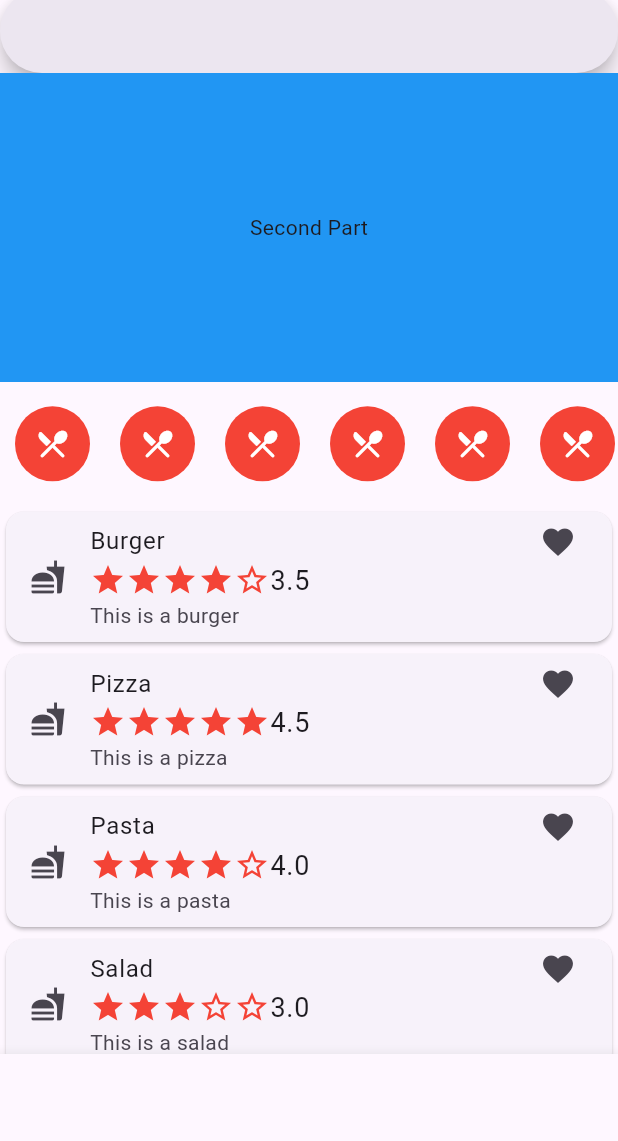
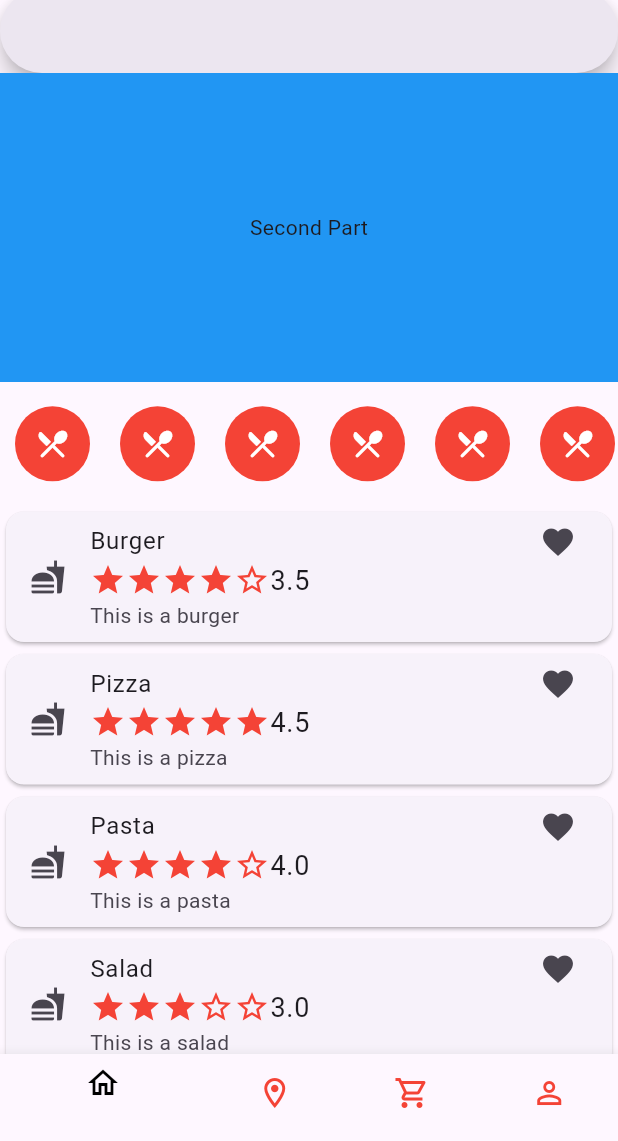
Before and after one commit to PasinduNimesha/hungybusters, a Flutter app: the HomeScreen screen opened directly, on a phone screen of 412 x 824 dp, the part 95-1236 px from its top. Run offline on Flutter 3.47's test engine with Material 3 defaults, Android fonts, the phone set to English and light mode, and no system bars; our stand-ins replace flutter_native_splash; missing offline and left inert: dart:ffi.

Commit message:
Update BottomNavBar.dart

```diff
--- a/lib/components/BottomNavBar.dart
+++ b/lib/components/BottomNavBar.dart
@@ -22,9 +22,12 @@
   @override
   Widget build(BuildContext context) {
     return BottomNavigationBar(
-      items: const <BottomNavigationBarItem>[
+      selectedIconTheme: IconThemeData(color: Colors.black),
+      unselectedIconTheme: IconThemeData(color: Colors.red),
+
+      items: [
         BottomNavigationBarItem(
-          icon: Icon(Icons.home),
+          icon: Icon(Icons.home_outlined),
           label: 'Home',
         ),
         BottomNavigationBarItem(
@@ -32,11 +35,11 @@
           label: 'Location',
         ),
         BottomNavigationBarItem(
-          icon: Icon(Icons.shopping_cart),
+          icon: Icon(Icons.shopping_cart_outlined),
           label: 'Checkout',
         ),
         BottomNavigationBarItem(
-          icon: Icon(Icons.person),
+          icon: Icon(Icons.person_outline),
           label: 'Profile',
         ),
       ],
```
